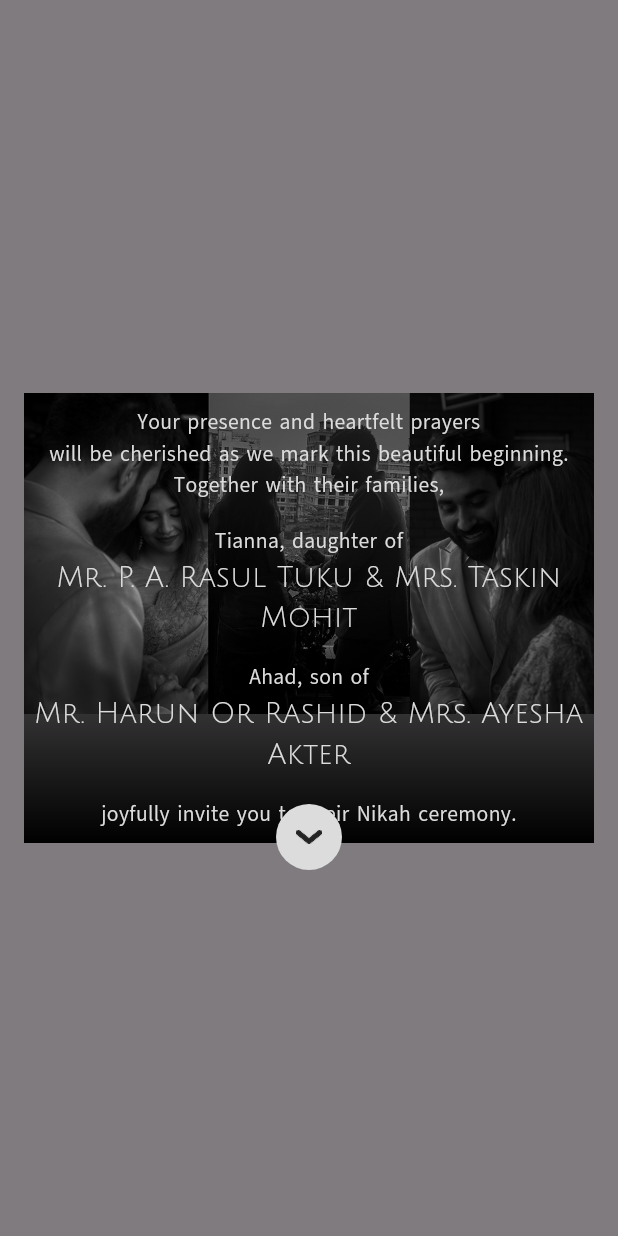
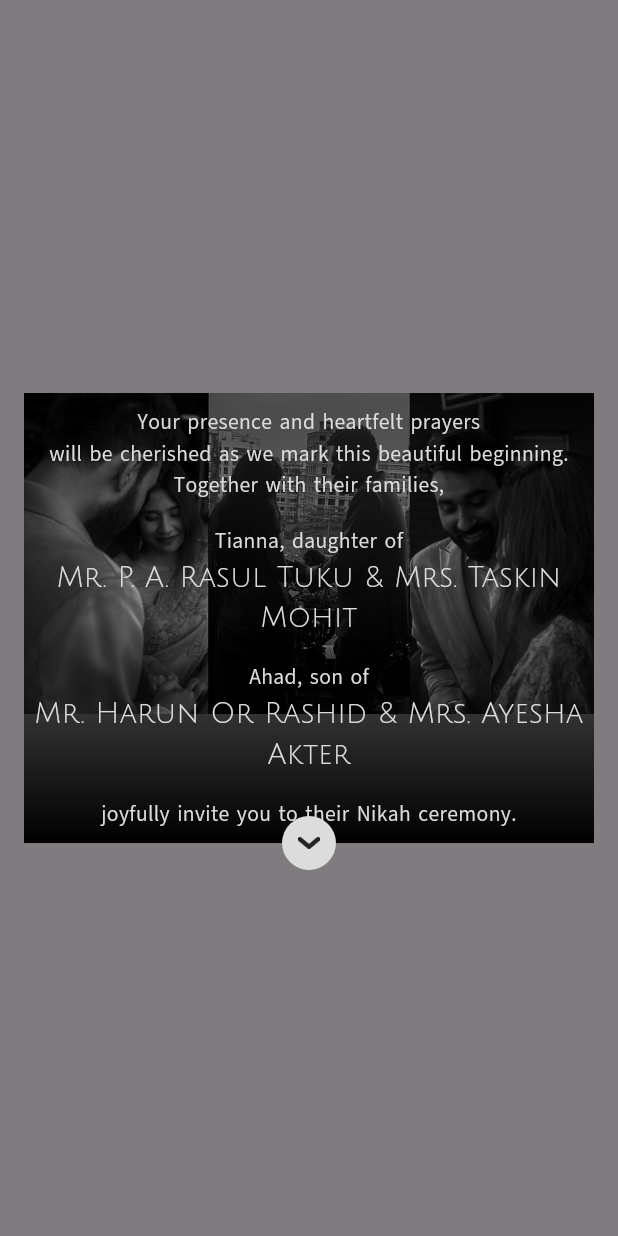
Before and after one commit to 35c0b4r/ahanna, a Flutter app: what customGreetingsDialog() shows on an empty page, opened directly, on a phone screen of 412 x 824 dp. Run offline on Flutter 3.47's test engine with Material 3 defaults, Android fonts, the phone set to English and light mode, and no system bars.

Commit message:
icon scale

```diff
--- a/lib/pages/page_three.dart
+++ b/lib/pages/page_three.dart
@@ -106,11 +106,11 @@ Future<Object?> customGreetingsDialog(BuildContext context) {
                         Navigator.of(context).pop();
                       },
                       child: CircleAvatar(
-                        radius: 22,
+                        radius: 18,
                         backgroundColor: backgroundColor,
                         child: Transform.rotate(
                           angle: math.pi,
-                          child: Image.asset(scrollImage, scale: 3),
+                          child: Image.asset(scrollImage, scale: 3.5),
                         ),
                       ),
                     ),
```
